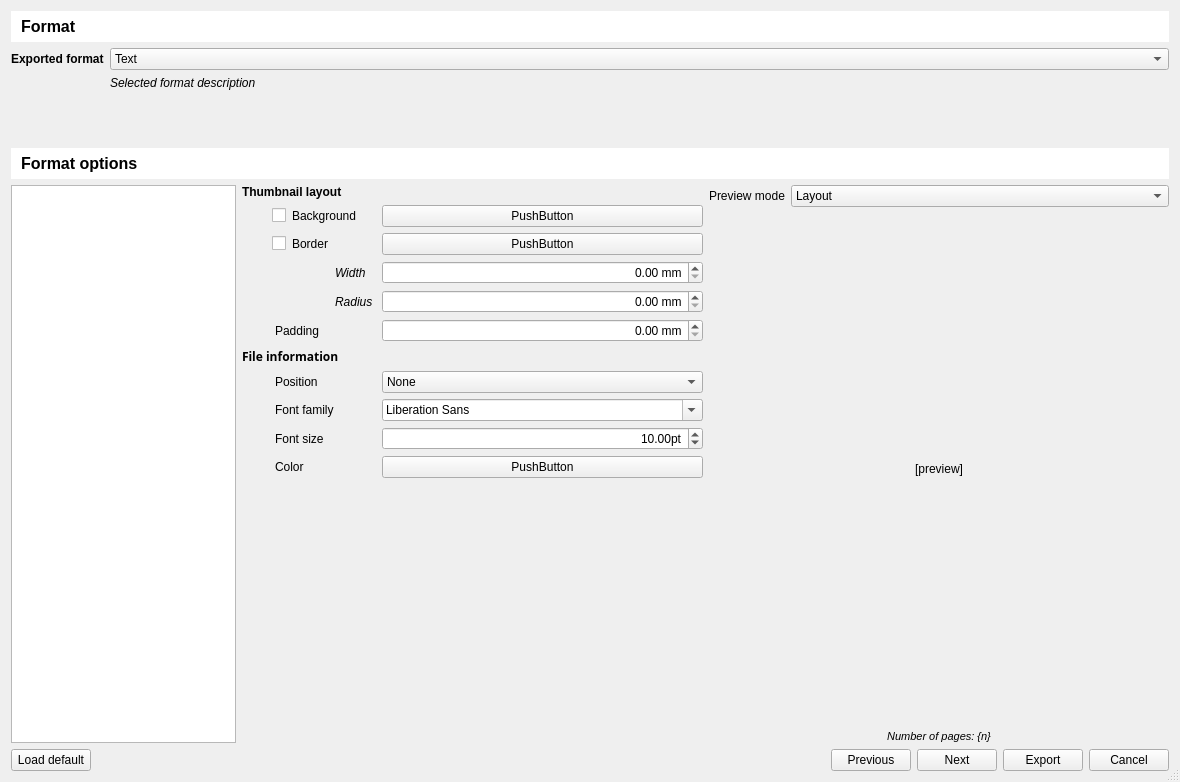
Qt form bulicommander/bulicommander/bc/resources/bcexportfiles.ui (Grum999/BuliCommander) before a commit.
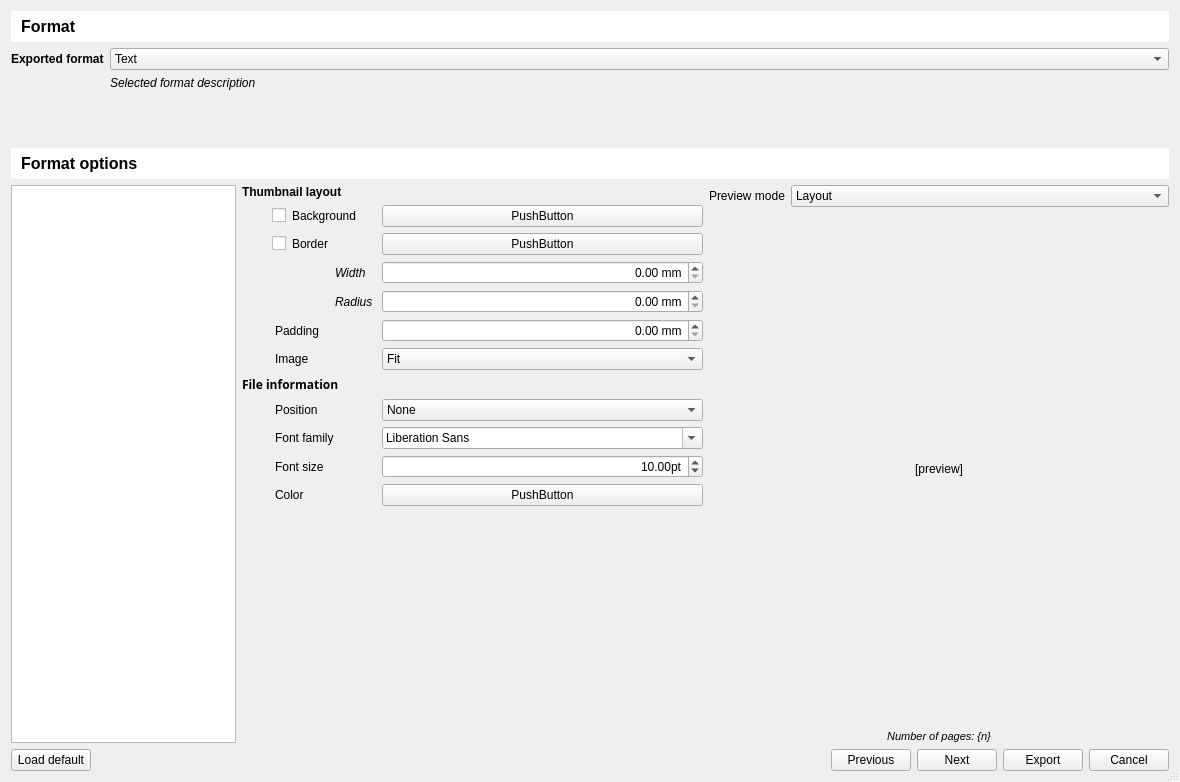
The same form after that commit. The open tabs and pages were chosen to show the change. Icons and pictures are not drawn. Custom widgets are drawn as their Qt base class.

Commit message:
Thumbnail mode fit/crop
Add a mode (fit/crop) to display image as thumbnail

Patch:
```diff
--- a/bulicommander/bulicommander/bc/resources/bcexportfiles.ui
+++ b/bulicommander/bulicommander/bc/resources/bcexportfiles.ui
@@ -2174,7 +2174,7 @@
                <property name="bottomMargin">
                 <number>0</number>
                </property>
-               <item row="10" column="0">
+               <item row="11" column="0">
                 <widget class="QLabel" name="label_37">
                  <property name="styleSheet">
                   <string notr="true">padding-left: 30px</string>
@@ -2184,7 +2184,7 @@
                  </property>
                 </widget>
                </item>
-               <item row="9" column="0">
+               <item row="10" column="0">
                 <widget class="QLabel" name="label_34">
                  <property name="styleSheet">
                   <string notr="true">padding-left: 30px</string>
@@ -2194,7 +2194,7 @@
                  </property>
                 </widget>
                </item>
-               <item row="7" column="0">
+               <item row="8" column="0">
                 <widget class="QLabel" name="label_33">
                  <property name="sizePolicy">
                   <sizepolicy hsizetype="Maximum" vsizetype="Preferred">
@@ -2210,7 +2210,7 @@
                  </property>
                 </widget>
                </item>
-               <item row="8" column="0">
+               <item row="9" column="0">
                 <widget class="QLabel" name="label_17">
                  <property name="styleSheet">
                   <string notr="true">padding-left: 30px</string>
@@ -2220,7 +2220,7 @@
                  </property>
                 </widget>
                </item>
-               <item row="7" column="1" colspan="2">
+               <item row="8" column="1" colspan="2">
                 <widget class="QComboBox" name="cbxFormatDocImgTextPosition">
                  <property name="toolTip">
                   <string>&lt;html&gt;&lt;head/&gt;&lt;body&gt;&lt;p&gt;Define file information position, relative to file thumbnail&lt;/p&gt;&lt;/body&gt;&lt;/html&gt;</string>
@@ -2252,7 +2252,7 @@
                  </item>
                 </widget>
                </item>
-               <item row="11" column="2">
+               <item row="12" column="2">
                 <spacer name="verticalSpacer_5">
                  <property name="orientation">
                   <enum>Qt::Vertical</enum>
@@ -2265,7 +2265,7 @@
                  </property>
                 </spacer>
                </item>
-               <item row="6" column="0" colspan="3">
+               <item row="7" column="0" colspan="3">
                 <widget class="QLabel" name="label_26">
                  <property name="font">
                   <font>
@@ -2342,20 +2342,7 @@
                  </property>
                 </widget>
                </item>
-               <item row="8" column="1" colspan="2">
-                <widget class="QFontComboBox" name="fcbxFormatDocImgTextFontFamily">
-                 <property name="sizePolicy">
-                  <sizepolicy hsizetype="Ignored" vsizetype="Fixed">
-                   <horstretch>0</horstretch>
-                   <verstretch>0</verstretch>
-                  </sizepolicy>
-                 </property>
-                 <property name="toolTip">
-                  <string>&lt;html&gt;&lt;head/&gt;&lt;body&gt;&lt;p&gt;Define font used for file information&lt;/p&gt;&lt;/body&gt;&lt;/html&gt;</string>
-                 </property>
-                </widget>
-               </item>
-               <item row="9" column="1" colspan="2">
+               <item row="10" column="1" colspan="2">
                 <widget class="QDoubleSpinBox" name="dsbFormatDocImgTextFontSize">
                  <property name="toolTip">
                   <string>&lt;html&gt;&lt;head/&gt;&lt;body&gt;&lt;p&gt;Define font size used for file information&lt;/p&gt;&lt;/body&gt;&lt;/html&gt;</string>
@@ -2377,7 +2364,20 @@
                  </property>
                 </widget>
                </item>
-               <item row="10" column="1" colspan="2">
+               <item row="9" column="1" colspan="2">
+                <widget class="QFontComboBox" name="fcbxFormatDocImgTextFontFamily">
+                 <property name="sizePolicy">
+                  <sizepolicy hsizetype="Ignored" vsizetype="Fixed">
+                   <horstretch>0</horstretch>
+                   <verstretch>0</verstretch>
+                  </sizepolicy>
+                 </property>
+                 <property name="toolTip">
+                  <string>&lt;html&gt;&lt;head/&gt;&lt;body&gt;&lt;p&gt;Define font used for file information&lt;/p&gt;&lt;/body&gt;&lt;/html&gt;</string>
+                 </property>
+                </widget>
+               </item>
+               <item row="11" column="1" colspan="2">
                 <widget class="BCColorButton" name="pbFormatDocImgTextFontColor">
                  <property name="toolTip">
                   <string>&lt;html&gt;&lt;head/&gt;&lt;body&gt;&lt;p&gt;Define color used for file information&lt;/p&gt;&lt;/body&gt;&lt;/html&gt;</string>
@@ -2462,6 +2462,33 @@
                  </property>
                 </widget>
                </item>
+               <item row="6" column="0">
+                <widget class="QLabel" name="label_43">
+                 <property name="styleSheet">
+                  <string notr="true">padding-left: 30px</string>
+                 </property>
+                 <property name="text">
+                  <string>Image</string>
+                 </property>
+                </widget>
+               </item>
+               <item row="6" column="1" colspan="2">
+                <widget class="QComboBox" name="cbxFormatDocImgThumbMode">
+                 <property name="toolTip">
+                  <string>&lt;html&gt;&lt;head/&gt;&lt;body&gt;&lt;p&gt;Define how image is displayed!&lt;/p&gt;&lt;p&gt;- Fit: image is resized to fit in given space&lt;/p&gt;&lt;p&gt;- Crop: image is resized, cropped and centered in given space&lt;/p&gt;&lt;/body&gt;&lt;/html&gt;</string>
+                 </property>
+                 <item>
+                  <property name="text">
+                   <string>Fit</string>
+                  </property>
+                 </item>
+                 <item>
+                  <property name="text">
+                   <string>Crop</string>
+                  </property>
+                 </item>
+                </widget>
+               </item>
               </layout>
              </widget>
             </widget>
```
Left out of the diff: 4 changed lines with no effect on the pictures. The commit also changes 2 other files.
